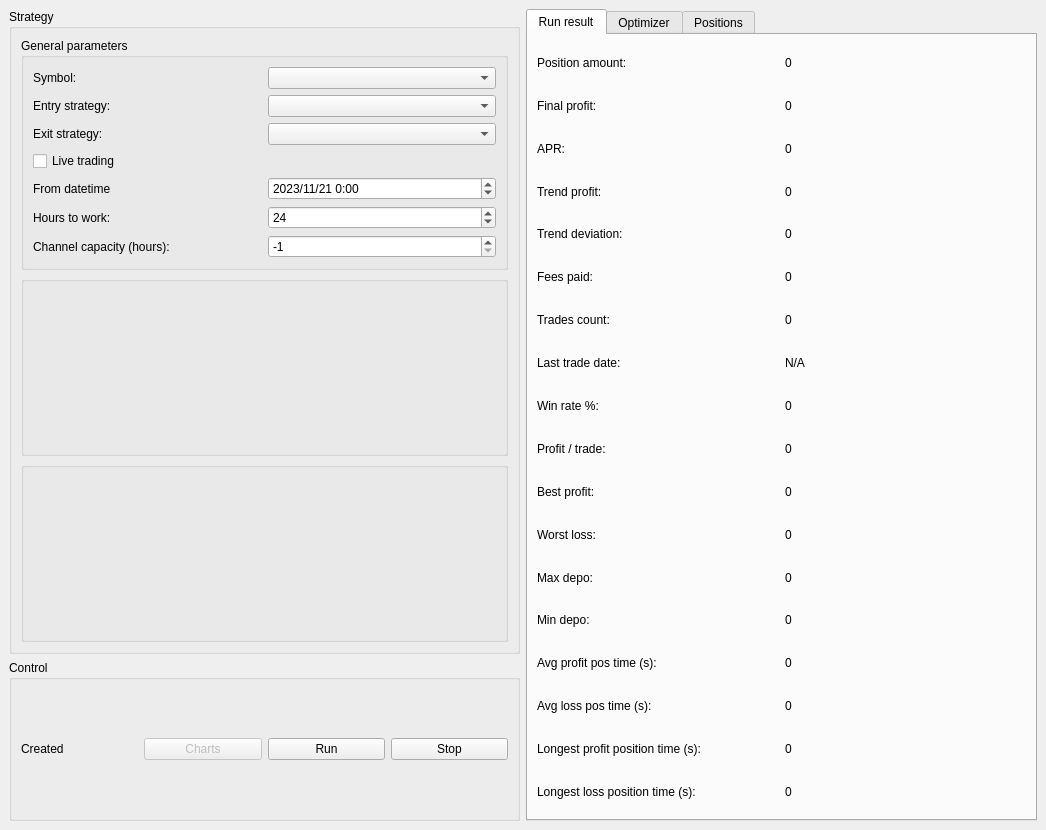
This is frontend/mainwindow.ui in 84k491/crypto_cpp as Qt 5 draws it before an edit. The edited form follows.
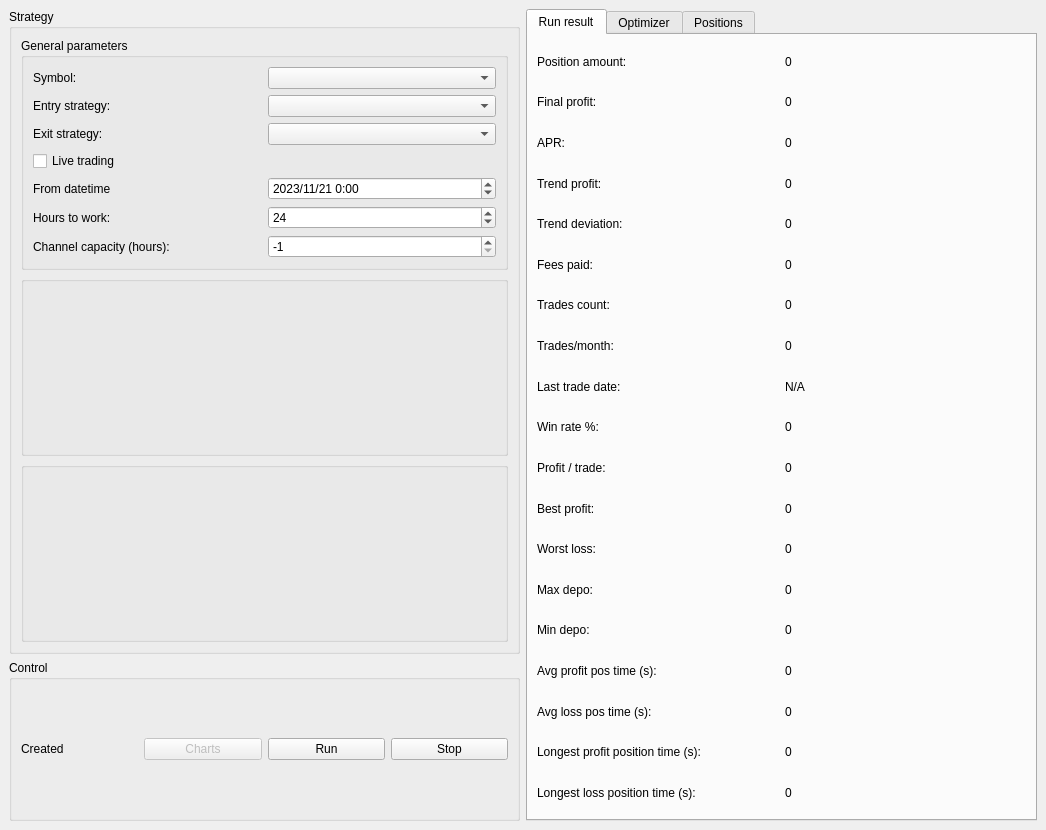
This is the edited form. Custom widgets are drawn as their Qt base class.

Commit message: Add TradePerMonth filter

```diff
--- a/frontend/mainwindow.ui
+++ b/frontend/mainwindow.ui
@@ -381,6 +381,24 @@
           </item>
          </layout>
         </item>
+        <item>
+         <layout class="QHBoxLayout" name="horizontalLayout_28">
+          <item>
+           <widget class="QLabel" name="label_26">
+            <property name="text">
+             <string>Trades/month:</string>
+            </property>
+           </widget>
+          </item>
+          <item>
+           <widget class="QLabel" name="lb_trades_per_month">
+            <property name="text">
+             <string>0</string>
+            </property>
+           </widget>
+          </item>
+         </layout>
+        </item>
         <item>
          <layout class="QHBoxLayout" name="horizontalLayout_22">
           <item>
```
The commit also changes 6 other files.
